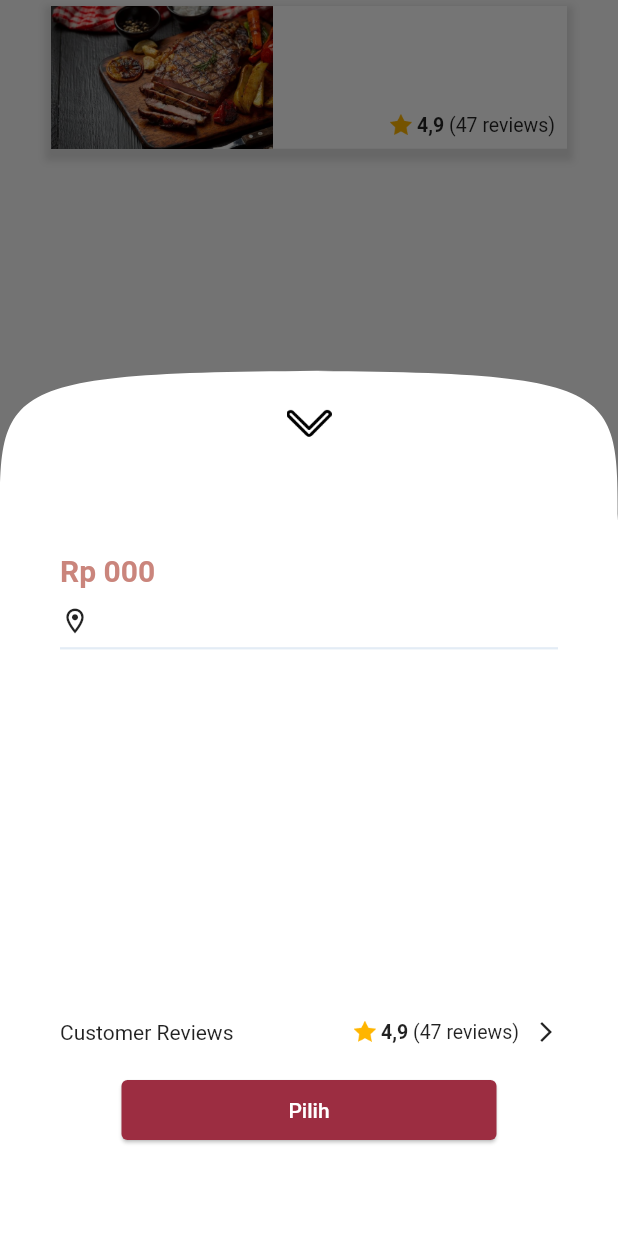
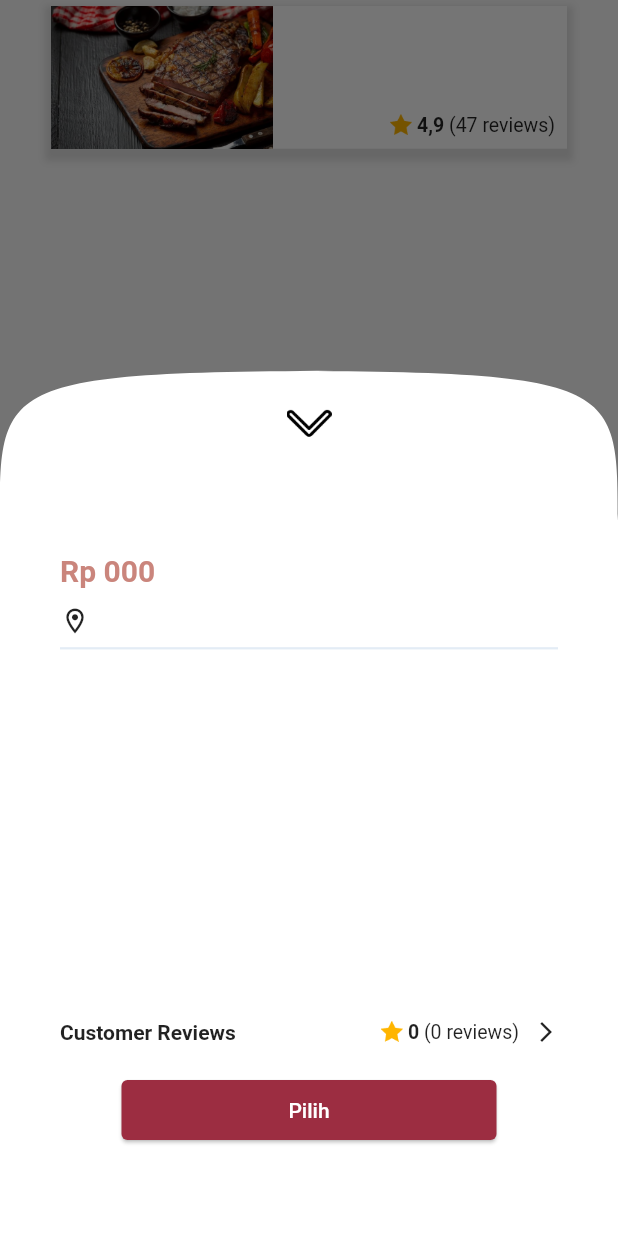
Before and after one commit to AbrahamRumondor/BirthdayKu, a Flutter app: the BuildCard widget shown alone on an empty page, opened directly with sample values from the repository, after a tap on "4,9", on a phone screen of 412 x 824 dp. Run offline on Flutter 3.47's test engine with Material 2 defaults, Android fonts, the light colour scheme and no system bars; our stand-ins replace flutter_rating_bar; accounts and stored records are empty.

Commit message:
adding review to products

```diff
--- /dev/null
+++ b/lib/controller/review_tools.dart
@@ -0,0 +1,25 @@
+import 'package:birthdayku/data/review_data.dart';
+import 'package:birthdayku/models/product_model.dart';
+import 'package:birthdayku/models/review_model.dart';
+
+List<Review> getValidReview(Product item) {
+  List<Review> reviewList = [];
+  for (Review review in allReview) {
+    if (review.itemID.compareTo(item.id) == 0) {
+      reviewList.add(review);
+    }
+  }
+
+  return reviewList;
+}
+
+String countReviewRating(List<Review> reviewList) {
+  double rating = 0;
+  for (Review r in reviewList) {
+    rating += r.value;
+  }
+
+  return reviewList.isNotEmpty
+      ? (rating / reviewList.length).toStringAsFixed(1)
+      : "0";
+}
--- a/lib/widgets/build_card.dart
+++ b/lib/widgets/build_card.dart
@@ -1,8 +1,11 @@
+import 'package:birthdayku/data/review_data.dart';
 import 'package:birthdayku/models/product_model.dart';
+import 'package:birthdayku/models/review_model.dart';
 import 'package:birthdayku/models/user_model.dart';
 import 'package:birthdayku/views/review_screen.dart';
 import 'package:birthdayku/widgets/choose_cart.dart';
 import 'package:flutter/material.dart';
+import 'package:birthdayku/controller/review_tools.dart';
 
 class BuildCard extends StatelessWidget {
   const BuildCard(
@@ -131,22 +134,25 @@ class BuildCard extends StatelessWidget {
                   },
                   child: Row(
                     children: [
-                      Text("Customer Reviews"),
+                      Text(
+                        "Customer Reviews",
+                        style: TextStyle(fontWeight: FontWeight.bold),
+                      ),
                       Expanded(child: Container()),
                       Image.asset(
                         "assets/img/rate.png",
                         width: 15,
                       ),
-                      const Text(
-                        "4,9 ",
+                      Text(
+                        "${countReviewRating(getValidReview(item))} ",
                         textAlign: TextAlign.right,
                         style: TextStyle(
                           fontWeight: FontWeight.bold,
                           fontSize: 13,
                         ),
                       ),
-                      const Text(
-                        " (47 reviews)",
+                      Text(
+                        " (${getValidReview(item).length} reviews)",
                         textAlign: TextAlign.right,
                         style: TextStyle(
                           fontSize: 13,
```
Also changed, not shown: lib/views/review_screen.dart (+16 -17 lines), lib/widgets/choose_cart.dart (+14 -5 lines).
